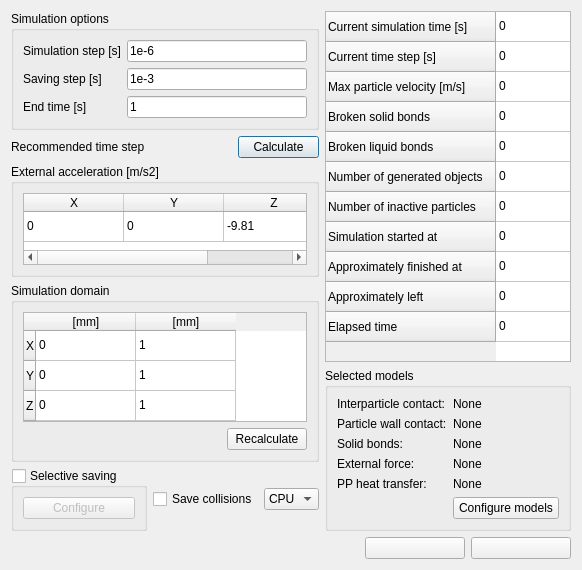
msolids/musen, file QTDialogs/SimulatorTab/SimulatorTab.ui: the form before one commit.
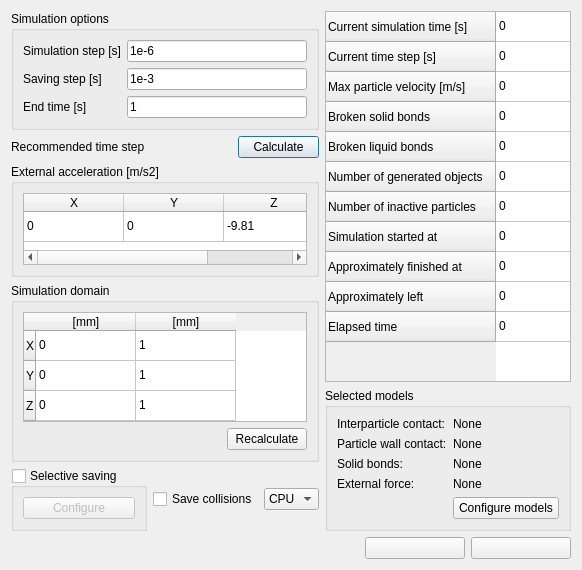
The form after the commit. Icons and pictures are not drawn.

```diff
--- a/QTDialogs/SimulatorTab/SimulatorTab.ui
+++ b/QTDialogs/SimulatorTab/SimulatorTab.ui
@@ -587,24 +587,7 @@
           </property>
          </widget>
         </item>
-        <item row="4" column="0">
-         <widget class="QLabel" name="label">
-          <property name="text">
-           <string>PP heat transfer:</string>
-          </property>
-          <property name="alignment">
-           <set>Qt::AlignLeading|Qt::AlignLeft|Qt::AlignTop</set>
-          </property>
-         </widget>
-        </item>
-        <item row="4" column="1">
-         <widget class="QLabel" name="labelHT_PP">
-          <property name="text">
-           <string>None</string>
-          </property>
-         </widget>
-        </item>
-        <item row="6" column="1">
+        <item row="5" column="1">
          <widget class="QPushButton" name="pushButtonModels">
           <property name="text">
            <string>Configure models</string>
```
